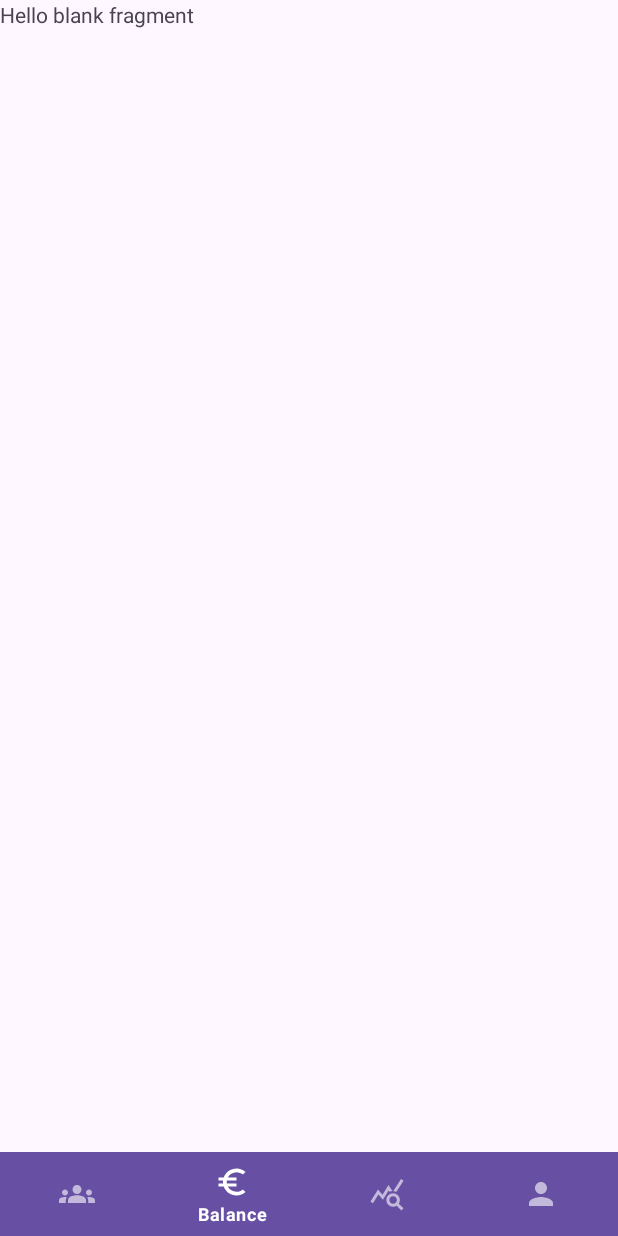
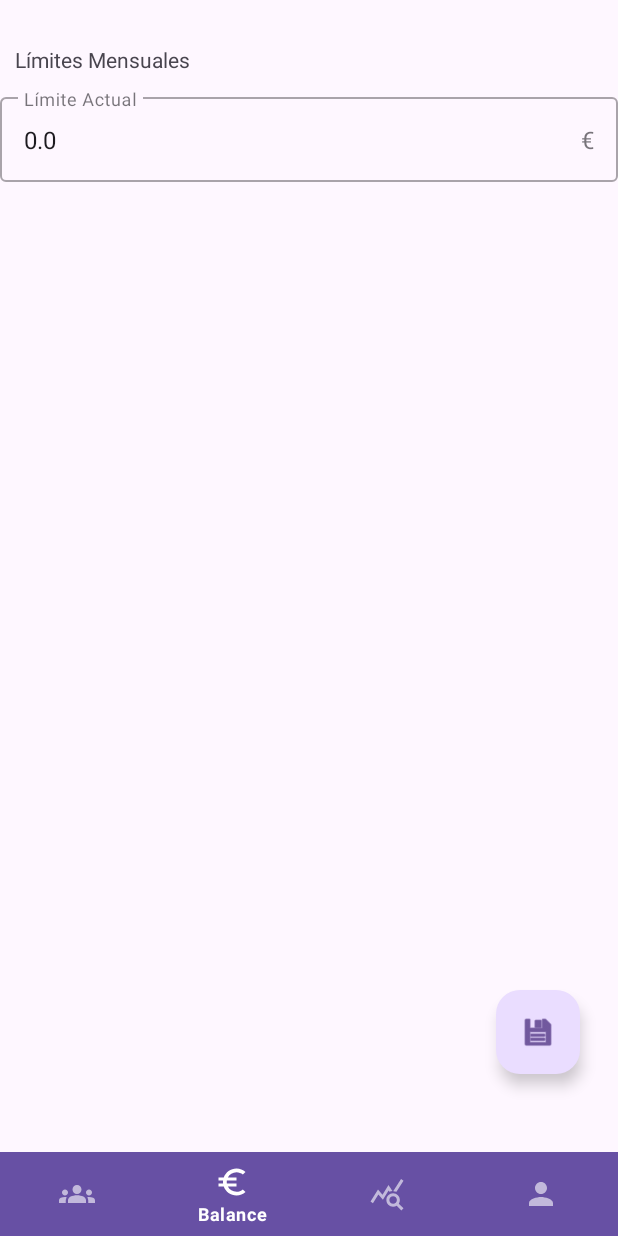
Before and after one commit to JorgeCasatejada/SaveUp, an Android app: the fragment LimitsFragment placed in its activity, on a phone screen of 412 x 824 dp. Run offline under Robolectric (Android 15) with nearby library versions, the phone set to English and light mode, and no system bars; our stand-ins replace Firebase (no records; nobody signed in at launch, a user with empty details on screens opened directly).

Commit message:
Creación del esqueleto de LimitsFragment

```diff
--- a/app/src/main/java/com/example/saveup/ui/statistics/GraphsFragment.kt
+++ b/app/src/main/java/com/example/saveup/ui/statistics/GraphsFragment.kt
@@ -141,7 +141,7 @@ class GraphsFragment : Fragment() {
         yAxis.addLimitLine(zeroLine)
         yAxis.setDrawLimitLinesBehindData(true)
 
-        // Adición de datos
+        // Cálculo de datos
         val entries: MutableList<Entry> = ArrayList()
         var balance = 0f
         var maxBalance = 0f
@@ -189,9 +189,12 @@ class GraphsFragment : Fragment() {
     }
 
     private fun createPieChart() {
+        // Datos
         val categories = ArrayList<PieEntry>()
         val map = viewModel?.groupedCategories(yearToShow, showExpenses)!!
         val categoriesToShow = ArrayList(map.keys)
+
+        // Cálculo de datos
         map.keys.forEach(Consumer { category: Category ->
             categories.add(
                 PieEntry(
@@ -200,16 +203,33 @@ class GraphsFragment : Fragment() {
                 )
             )
         })
+
         totalBalance = 0.0
         for (key in map.keys) {
             totalBalance += map.getOrDefault(key, 0.0)
         }
+
+        // Configuración
+        // Colores
         val colors = resources.getIntArray(R.array.pieChartColorsHexCode)
         val pieDataSet = PieDataSet(categories, resources.getString(R.string.labelTransactionCategory))
         pieDataSet.setColors(*colors)
         pieDataSet.valueTextColor = Color.BLACK
         pieDataSet.valueTextSize = 15f
-        val pieData = PieData(pieDataSet)
+
+        // Diseño del gráfico
+        binding.graphs.pieChart.description.isEnabled = false
+        binding.graphs.pieChart.centerText = resources.getString(
+            R.string.centerText, String.format(Locale.getDefault(), "%.2f", totalBalance),
+            resources.getString(R.string.total)
+        )
+        binding.graphs.pieChart.setCenterTextSize(14f)
+        binding.graphs.pieChart.setEntryLabelTextSize(0f)
+        binding.graphs.pieChart.setEntryLabelColor(Color.BLACK)
+        binding.graphs.pieChart.holeRadius = 40f
+        binding.graphs.pieChart.transparentCircleRadius = 45f
+
+        // Leyenda
         val legend = binding.graphs.pieChart.legend
         legend.verticalAlignment = Legend.LegendVerticalAlignment.CENTER
         legend.horizontalAlignment = Legend.LegendHorizontalAlignment.LEFT
@@ -220,6 +240,8 @@ class GraphsFragment : Fragment() {
         legend.yEntrySpace = 5f
         legend.yOffset = 100f
         legend.isWordWrapEnabled = false
+
+        // Listeners
         binding.graphs.pieChart.setOnChartValueSelectedListener(object :
             OnChartValueSelectedListener {
             override fun onValueSelected(e: Entry, h: Highlight) {
@@ -240,17 +262,12 @@ class GraphsFragment : Fragment() {
                 )
             }
         })
+
+        // Adición de datos
+        val pieData = PieData(pieDataSet)
         binding.graphs.pieChart.data = pieData
-        binding.graphs.pieChart.description.isEnabled = false
-        binding.graphs.pieChart.centerText = resources.getString(
-            R.string.centerText, String.format(Locale.getDefault(), "%.2f", totalBalance),
-            resources.getString(R.string.total)
-        )
-        binding.graphs.pieChart.setCenterTextSize(14f)
-        binding.graphs.pieChart.setEntryLabelTextSize(0f)
-        binding.graphs.pieChart.setEntryLabelColor(Color.BLACK)
-        binding.graphs.pieChart.holeRadius = 40f
-        binding.graphs.pieChart.transparentCircleRadius = 45f
+
+        // Animación
         binding.graphs.pieChart.animateXY(1000, 1000)
     }
 
--- a/app/src/main/java/com/example/saveup/ui/statistics/LimitsFragment.kt
+++ b/app/src/main/java/com/example/saveup/ui/statistics/LimitsFragment.kt
@@ -5,29 +5,27 @@ import androidx.fragment.app.Fragment
 import android.view.LayoutInflater
 import android.view.View
 import android.view.ViewGroup
+import androidx.lifecycle.ViewModelProvider
+import com.example.saveup.MainViewModel
 import com.example.saveup.R
+import com.example.saveup.databinding.FragmentGraphsBinding
+import com.example.saveup.databinding.FragmentLimitsBinding
 import com.example.saveup.model.Account
 
-// TODO: Rename parameter arguments, choose names that match
-// the fragment initialization parameters, e.g. ARG_ITEM_NUMBER
-private const val ARG_PARAM1 = "param1"
-private const val ARG_PARAM2 = "param2"
+class LimitsFragment : Fragment() {
+    private var _binding: FragmentLimitsBinding? = null
+    private val binding get() = _binding!!
 
-/**
- * A simple [Fragment] subclass.
- * Use the [LimitsFragment.newInstance] factory method to
- * create an instance of this fragment.
- */
-class LimitsFragment : Fragment() {
-    // TODO: Rename and change types of parameters
-    private var param1: String? = null
-    private var param2: String? = null
+    private var account: Account? = null
+
+    private var viewModel: MainViewModel? = null
+
+    private val ACCOUNT = "Account"
 
     override fun onCreate(savedInstanceState: Bundle?) {
         super.onCreate(savedInstanceState)
-        arguments?.let {
-            param1 = it.getString(ARG_PARAM1)
-            param2 = it.getString(ARG_PARAM2)
+        if (arguments != null) {
+            account = requireArguments().getParcelable(ACCOUNT)
         }
     }
 
@@ -35,8 +33,23 @@ class LimitsFragment : Fragment() {
         inflater: LayoutInflater, container: ViewGroup?,
         savedInstanceState: Bundle?
     ): View? {
-        // Inflate the layout for this fragment
-        return inflater.inflate(R.layout.fragment_limits, container, false)
+        _binding = FragmentLimitsBinding.inflate(inflater, container, false)
+
+        viewModel = ViewModelProvider(requireActivity())[MainViewModel::class.java]
+
+        //if (!viewModel)
+        initializeVariables()
+
+        return binding.root
+    }
+
+    private fun initializeVariables() {
+        // TODO: obtener el texto de el monthlylimit actual
+        binding.etLimit.setText("0.0")
+
+        binding.saveFab.setOnClickListener {
+            // TODO: guardar o actualizar el monthlylimit
+        }
     }
 
     companion object {
--- a/app/src/main/res/layout/fragment_limits.xml
+++ b/app/src/main/res/layout/fragment_limits.xml
@@ -1,14 +1,58 @@
 <?xml version="1.0" encoding="utf-8"?>
-<FrameLayout xmlns:android="http://schemas.android.com/apk/res/android"
-    xmlns:tools="http://schemas.android.com/tools"
+<androidx.constraintlayout.widget.ConstraintLayout
     android:layout_width="match_parent"
     android:layout_height="match_parent"
+    xmlns:android="http://schemas.android.com/apk/res/android"
+    xmlns:tools="http://schemas.android.com/tools"
+    xmlns:app="http://schemas.android.com/apk/res-auto"
     tools:context=".ui.statistics.LimitsFragment">
 
-    <!-- TODO: Update blank fragment layout -->
-    <TextView
+    <LinearLayout
+        android:layout_height="match_parent"
         android:layout_width="match_parent"
-        android:layout_height="match_parent"
-        android:text="@string/hello_blank_fragment" />
+        android:orientation="vertical">
 
-</FrameLayout>
+        <TextView
+            android:id="@+id/monthlyLimitsTitle"
+            android:layout_width="match_parent"
+            android:layout_height="wrap_content"
+            android:text="@string/monthlyLimits"
+            android:padding="10dp"
+            android:layout_marginTop="20dp"/>
+
+        <com.google.android.material.textfield.TextInputLayout
+            android:id="@+id/outlinedTextFieldLimit"
+            style="@style/Widget.MaterialComponents.TextInputLayout.OutlinedBox"
+            android:layout_width="match_parent"
+            android:layout_height="wrap_content"
+            android:hint="@string/currentLimit"
+            app:suffixText="@string/euroSymbol">
+
+            <com.google.android.material.textfield.TextInputEditText
+                android:id="@+id/etLimit"
+                android:layout_width="match_parent"
+                android:layout_height="wrap_content"
+                android:inputType="numberDecimal" />
+
+        </com.google.android.material.textfield.TextInputLayout>
+
+
+    </LinearLayout>
+
+    <com.google.android.material.floatingactionbutton.FloatingActionButton
+        android:id="@+id/saveFab"
+        android:layout_width="wrap_content"
+        android:layout_height="wrap_content"
+        android:adjustViewBounds="false"
+        android:clickable="true"
+        android:contentDescription="saveChanges"
+        android:focusable="true"
+        app:layout_constraintBottom_toBottomOf="parent"
+        app:layout_constraintEnd_toEndOf="parent"
+        app:layout_constraintHorizontal_bias="0.929"
+        app:layout_constraintStart_toStartOf="parent"
+        app:layout_constraintTop_toTopOf="parent"
+        app:layout_constraintVertical_bias="0.927"
+        app:srcCompat="@android:drawable/ic_menu_save" />
+
+</androidx.constraintlayout.widget.ConstraintLayout>
--- a/app/src/main/res/values/strings.xml
+++ b/app/src/main/res/values/strings.xml
@@ -66,4 +66,8 @@
     <string name="total">TOTAL</string>
     <string name="centerText">%1$s € \n %2$s</string>
 
+    <!-- límites -->
+    <string name="monthlyLimits">Límites Mensuales</string>
+    <string name="currentLimit">Límite Actual</string>
+
 </resources>
```
